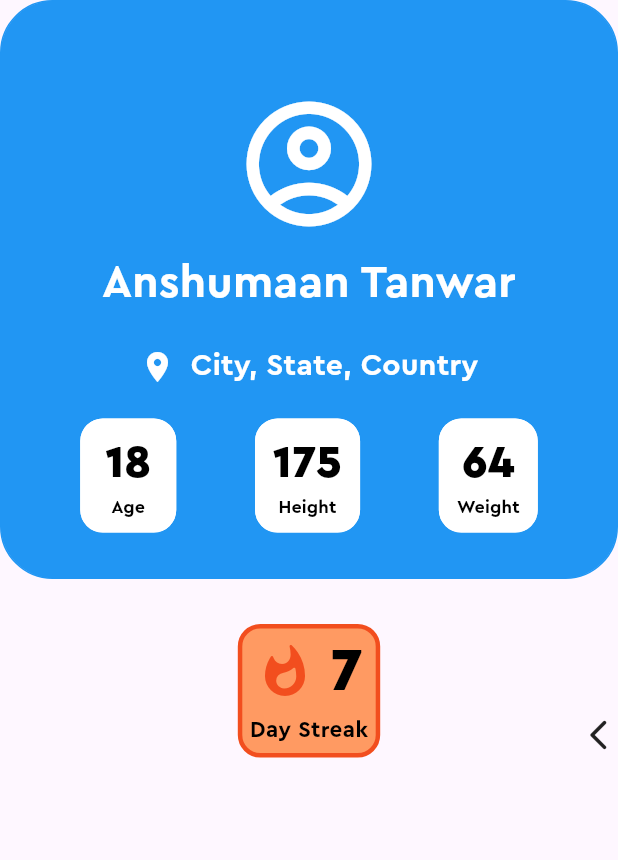
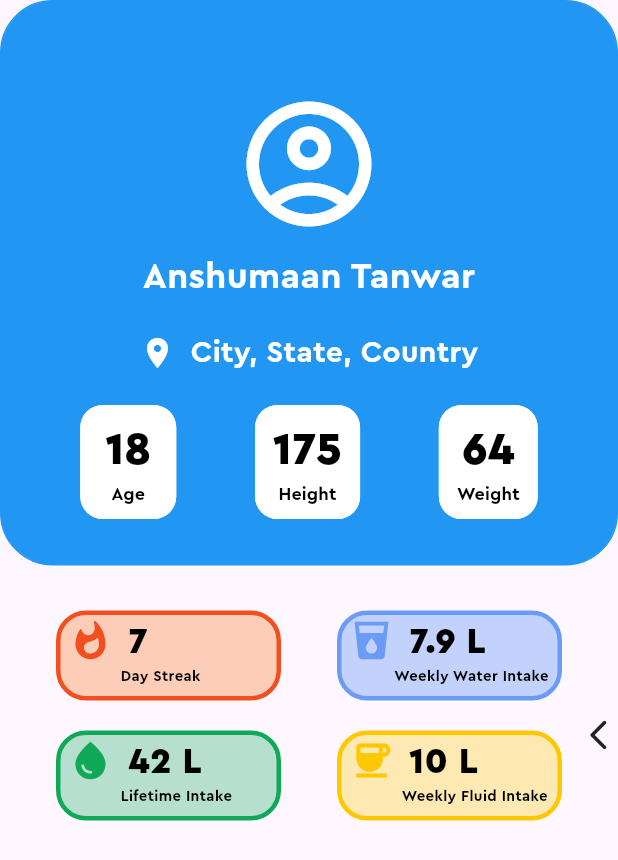
Before and after one commit to Anshu-79/aqua, a Flutter app: the screen it shows after launch, swiped to page 2, on a phone screen of 412 x 824 dp. Shown: the top 860 px of the screen. Run offline on Flutter 3.47's test engine with Material 3 defaults, Android fonts, the phone set to English and light mode, and no system bars; drawn by our look-alikes of liquid_swipe.

Commit message:
end profile page

```diff
--- a/lib/user_profile.dart
+++ b/lib/user_profile.dart
@@ -34,7 +34,7 @@ class _UserProfileState extends State<UserProfile> {
                   const Text(
                     "Anshumaan Tanwar",
                     style: TextStyle(
-                        fontSize: 30,
+                        fontSize: 24,
                         fontWeight: FontWeight.bold,
                         color: Colors.white),
                   ),
@@ -157,16 +157,18 @@ class _UserProfileState extends State<UserProfile> {
             ),
             const SizedBox(height: 30),
             Row(
-              mainAxisAlignment: MainAxisAlignment.center,
+              mainAxisAlignment: MainAxisAlignment.spaceEvenly,
               children: [
                 Container(
+                  height: 60,
+                  width: 150,
                   decoration: BoxDecoration(
-                    borderRadius: BorderRadius.circular(15),
+                    borderRadius: BorderRadius.circular(20),
                     border: Border.all(
                       color: const Color(0xFFF24E1E),
                       width: 3,
                     ),
-                    color: const Color(0xFFFF9A62),
+                    color: const Color(0x73FF9A62),
                   ),
                   child: const Padding(
                     padding: EdgeInsets.fromLTRB(5, 0, 5, 5),
@@ -175,23 +177,161 @@ class _UserProfileState extends State<UserProfile> {
                         Row(
                           children: [
                             Icon(Icons.whatshot_rounded,
-                                color: Color(0xFFF24E1E), size: 40),
+                                color: Color(0xFFF24E1E), size: 30),
                             SizedBox(width: 10),
                             Text(
                               "7",
                               style: TextStyle(
                                   color: Colors.black,
-                                  fontSize: 40,
+                                  fontSize: 24,
                                   fontWeight: FontWeight.w900),
                             )
                           ],
                         ),
                         Row(
                           children: [
+                            SizedBox(
+                              width: 35,
+                            ),
                             Text("Day Streak",
                                 style: TextStyle(
                                     color: Colors.black,
-                                        fontSize: 15,
+                                    fontSize: 10,
+                                    fontWeight: FontWeight.bold)),
+                          ],
+                        ),
+                      ],
+                    ),
+                  ),
+                ),
+                Container(
+                  height: 60,
+                  width: 150,
+                  decoration: BoxDecoration(
+                    borderRadius: BorderRadius.circular(20),
+                    border: Border.all(
+                      color: const Color(0xFF699BF7),
+                      width: 3,
+                    ),
+                    color: const Color(0x66699BF7),
+                  ),
+                  child: const Padding(
+                    padding: EdgeInsets.fromLTRB(5, 0, 0, 5),
+                    child: Column(
+                      children: [
+                        Row(
+                          children: [
+                            Icon(Icons.local_drink,
+                                color: Color(0xFF699BF7), size: 30),
+                            SizedBox(width: 10),
+                            Text(
+                              "7.9 L",
+                              style: TextStyle(
+                                  color: Colors.black,
+                                  fontSize: 24,
+                                  fontWeight: FontWeight.w900),
+                            )
+                          ],
+                        ),
+                        Row(
+                          children: [
+                            SizedBox(width: 30,),
+                            Text("Weekly Water Intake",
+                                style: TextStyle(
+                                    color: Colors.black,
+                                    fontSize: 10,
+                                    fontWeight: FontWeight.bold)),
+                          ],
+                        ),
+                      ],
+                    ),
+                  ),
+                )
+              ],
+            ),
+            const SizedBox(height: 20),
+            Row(
+              mainAxisAlignment: MainAxisAlignment.spaceEvenly,
+              children: [
+                Container(
+                  height: 60,
+                  width: 150,
+                  decoration: BoxDecoration(
+                    borderRadius: BorderRadius.circular(20),
+                    border: Border.all(
+                      color: const Color(0xFF0FA958),
+                      width: 3,
+                    ),
+                    color: const Color(0x4D0FA958),
+                  ),
+                  child: const Padding(
+                    padding: EdgeInsets.fromLTRB(5, 0, 0, 5),
+                    child: Column(
+                      children: [
+                        Row(
+                          children: [
+                            Icon(Icons.water_drop,
+                                color: Color(0xFF0FA958), size: 30),
+                            SizedBox(width: 10),
+                            Text(
+                              "42 L",
+                              style: TextStyle(
+                                  color: Colors.black,
+                                  fontSize: 24,
+                                  fontWeight: FontWeight.w900),
+                            )
+                          ],
+                        ),
+                        Row(
+                          children: [
+                            SizedBox(width: 35,),
+                            Text("Lifetime Intake",
+                                style: TextStyle(
+                                    color: Colors.black,
+                                    fontSize: 10,
+                                    fontWeight: FontWeight.bold)),
+                          ],
+                        ),
+                      ],
+                    ),
+                  ),
+                ),
+                Container(
+                  height: 60,
+                  width: 150,
+                  decoration: BoxDecoration(
+                    borderRadius: BorderRadius.circular(20),
+                    border: Border.all(
+                      color: const Color(0xFFFFC700),
+                      width: 3,
+                    ),
+                    color: const Color(0x4DFFC700),
+                  ),
+                  child: const Padding(
+                    padding: EdgeInsets.fromLTRB(5, 0, 0, 5),
+                    child: Column(
+                      children: [
+                        Row(
+                          children: [
+                            Icon(Icons.coffee,
+                                color: Color(0xFFFFC700), size: 30),
+                            SizedBox(width: 10),
+                            Text(
+                              "10 L",
+                              style: TextStyle(
+                                  color: Colors.black,
+                                  fontSize: 24,
+                                  fontWeight: FontWeight.w900),
+                            )
+                          ],
+                        ),
+                        Row(
+                          children: [
+                            SizedBox(width: 35,),
+                            Text("Weekly Fluid Intake",
+                                style: TextStyle(
+                                    color: Colors.black,
+                                    fontSize: 10,
                                     fontWeight: FontWeight.bold)),
                           ],
                         ),
```
Lines whose indentation alone changed are shown as unchanged.
